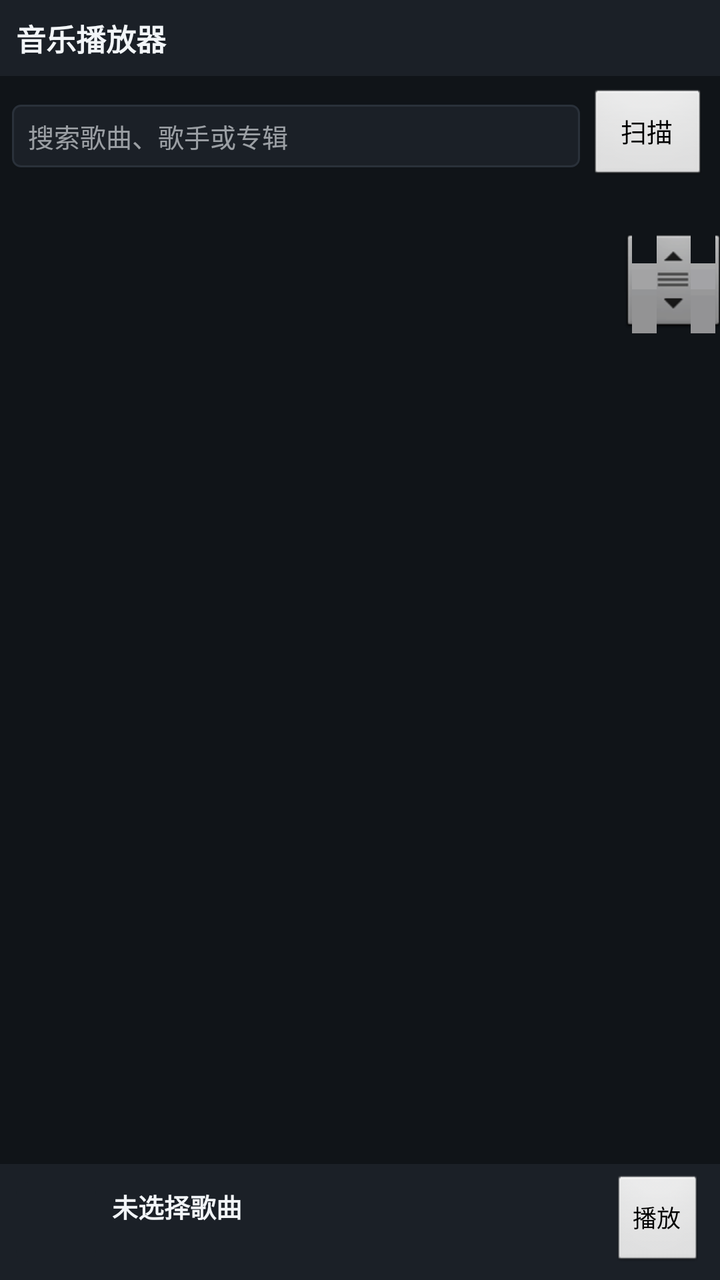
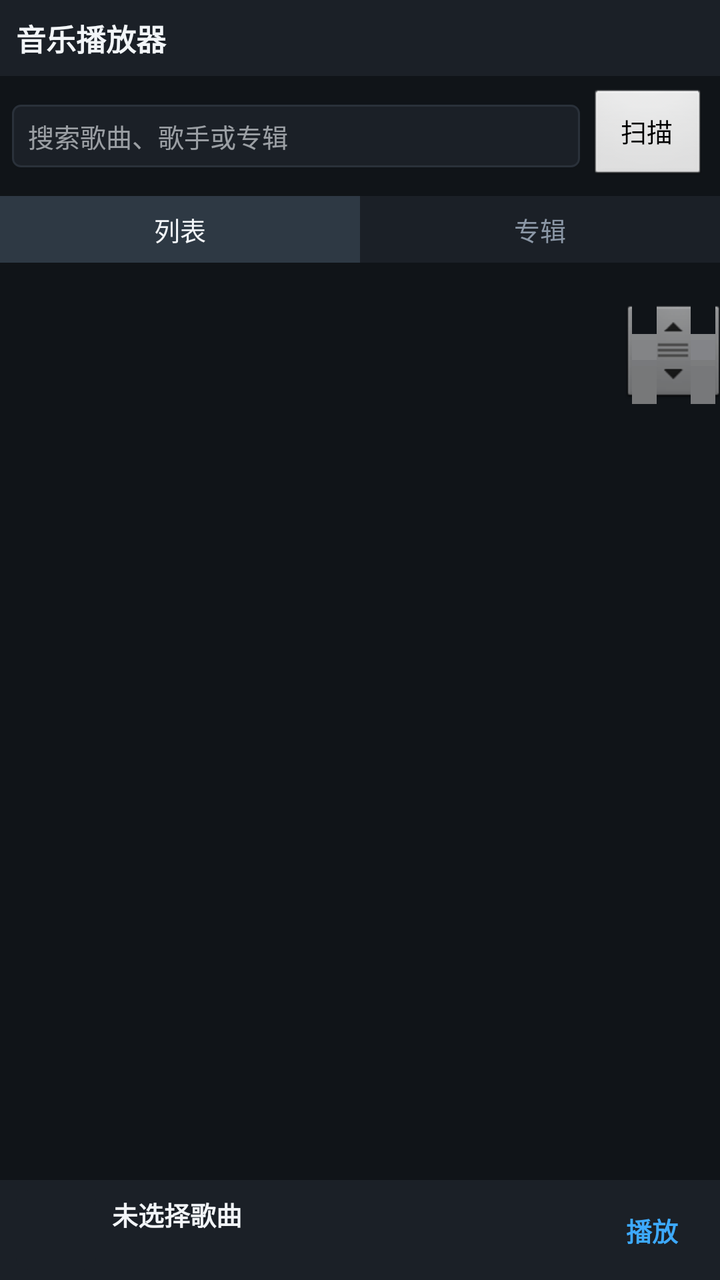

Compare the two renders of this Android layout. The source of the first and the diff that turns it into the second are given below.
<!-- AndroidManifest.xml: application theme android:Theme.NoTitleBar -->
<!-- res/layout/main.xml -->
<?xml version="1.0" encoding="utf-8"?>
<LinearLayout xmlns:android="http://schemas.android.com/apk/res/android"
    android:layout_width="fill_parent"
    android:layout_height="fill_parent"
    android:background="@color/bg"
    android:orientation="vertical">

    <TextView
        android:layout_width="fill_parent"
        android:layout_height="wrap_content"
        android:background="@color/panel"
        android:padding="8dp"
        android:text="@string/app_name"
        android:textColor="@color/text_primary"
        android:textSize="15sp"
        android:textStyle="bold" />

    <LinearLayout
        android:layout_width="fill_parent"
        android:layout_height="wrap_content"
        android:gravity="center_vertical"
        android:orientation="horizontal"
        android:padding="6dp">

        <EditText
            android:id="@+id/search"
            android:layout_width="0dp"
            android:layout_height="wrap_content"
            android:layout_weight="1"
            android:background="@drawable/search_box"
            android:hint="@string/search_hint"
            android:imeOptions="actionDone"
            android:singleLine="true"
            android:textColor="@color/text_primary"
            android:textColorHint="@color/text_hint"
            android:textSize="13sp" />

        <Button
            android:id="@+id/btn_clear"
            android:layout_width="wrap_content"
            android:layout_height="wrap_content"
            android:layout_marginLeft="4dp"
            android:minWidth="0dp"
            android:text="@string/clear"
            android:textSize="12sp"
            android:visibility="gone" />

        <Button
            android:id="@+id/btn_scan"
            android:layout_width="wrap_content"
            android:layout_height="wrap_content"
            android:layout_marginLeft="4dp"
            android:minWidth="60dp"
            android:text="@string/scan"
            android:textSize="13sp" />
    </LinearLayout>

    <TextView
        android:id="@+id/list_info"
        android:layout_width="fill_parent"
        android:layout_height="wrap_content"
        android:paddingBottom="2dp"
        android:paddingLeft="8dp"
        android:paddingRight="8dp"
        android:textColor="@color/text_secondary"
        android:textSize="11sp" />

    <TabHost
        android:id="@android:id/tabhost"
        android:layout_width="fill_parent"
        android:layout_height="0dp"
        android:layout_weight="1">

        <LinearLayout
            android:layout_width="fill_parent"
            android:layout_height="fill_parent"
            android:orientation="vertical">

            <TabWidget
                android:id="@android:id/tabs"
                android:layout_width="fill_parent"
                android:layout_height="wrap_content" />

            <FrameLayout
                android:id="@android:id/tabcontent"
                android:layout_width="fill_parent"
                android:layout_height="0dp"
                android:layout_weight="1">

                <ListView
                    android:id="@+id/list_songs"
                    android:layout_width="fill_parent"
                    android:layout_height="fill_parent"
                    android:cacheColorHint="#00000000"
                    android:divider="@color/divider"
                    android:dividerHeight="1px"
                    android:fastScrollEnabled="true" />

                <ListView
                    android:id="@+id/list_albums"
                    android:layout_width="fill_parent"
                    android:layout_height="fill_parent"
                    android:cacheColorHint="#00000000"
                    android:divider="@color/divider"
                    android:dividerHeight="1px"
                    android:fastScrollEnabled="true" />
            </FrameLayout>
        </LinearLayout>
    </TabHost>

    <TextView
        android:id="@+id/empty"
        android:layout_width="fill_parent"
        android:layout_height="wrap_content"
        android:padding="14dp"
        android:text="@string/empty"
        android:textColor="@color/text_secondary"
        android:textSize="13sp"
        android:visibility="gone" />

    
    <LinearLayout
        android:id="@+id/now_bar"
        android:layout_width="fill_parent"
        android:layout_height="wrap_content"
        android:background="@color/panel"
        android:gravity="center_vertical"
        android:orientation="horizontal"
        android:paddingBottom="5dp"
        android:paddingLeft="8dp"
        android:paddingRight="8dp"
        android:paddingTop="5dp">

        <ImageView
            android:id="@+id/art"
            android:layout_width="40dp"
            android:layout_height="40dp"
            android:background="@drawable/art_background"
            android:contentDescription="@string/cd_album_art"
            android:scaleType="centerCrop" />

        <LinearLayout
            android:layout_width="0dp"
            android:layout_height="wrap_content"
            android:layout_gravity="center_vertical"
            android:layout_weight="1"
            android:orientation="vertical"
            android:paddingLeft="8dp">

            <TextView
                android:id="@+id/now"
                android:layout_width="fill_parent"
                android:layout_height="wrap_content"
                android:ellipsize="end"
                android:singleLine="true"
                android:text="@string/no_song"
                android:textColor="@color/text_primary"
                android:textSize="13sp"
                android:textStyle="bold" />

            <TextView
                android:id="@+id/now_artist"
                android:layout_width="fill_parent"
                android:layout_height="wrap_content"
                android:ellipsize="end"
                android:singleLine="true"
                android:paddingTop="1dp"
                android:textColor="@color/text_secondary"
                android:textSize="11sp" />
        </LinearLayout>

        <Button
            android:id="@+id/btn_play"
            android:layout_width="wrap_content"
            android:layout_height="wrap_content"
            android:layout_marginLeft="6dp"
            android:minWidth="0dp"
            android:text="@string/btn_play_short"
            android:textSize="12sp" />
    </LinearLayout>
</LinearLayout>
<!-- resources referenced by this layout -->
<resources>
  <color name="bg">#FF101418</color>
  <color name="divider">#FF2A313A</color>
  <color name="panel">#FF1B2027</color>
  <color name="text_hint">#99F2F5F8</color>
  <color name="text_primary">#FFF2F5F8</color>
  <color name="text_secondary">#FF8B97A6</color>
  <!-- drawable art_background (drawable) -->
  <?xml version="1.0" encoding="utf-8"?>
  <shape xmlns:android="http://schemas.android.com/apk/res/android"
      android:shape="rectangle">
      <solid android:color="@color/panel" />
      <corners android:radius="6dp" />
  </shape>
  <!-- drawable search_box (drawable) -->
  <?xml version="1.0" encoding="utf-8"?>
  <shape xmlns:android="http://schemas.android.com/apk/res/android"
      android:shape="rectangle">
      <solid android:color="@color/panel" />
      <stroke
          android:width="1dp"
          android:color="@color/divider" />
      <corners android:radius="4dp" />
      <padding
          android:left="8dp"
          android:top="6dp"
          android:right="8dp"
          android:bottom="6dp" />
  </shape>
  <string name="app_name">音乐播放器</string>
  <string name="btn_play_short">播放</string>
  <string name="cd_album_art">专辑封面</string>
  <string name="clear">清空</string>
  <string name="empty">没有找到音频文件。请把 mp3 放到 SD 卡的 Music 文件夹后点击“扫描”。</string>
  <string name="no_song">未选择歌曲</string>
  <string name="scan">扫描</string>
  <string name="search_hint">搜索歌曲、歌手或专辑</string>
</resources>

<!-- the commit's change to res/layout/main.xml (unified diff, before → after) -->
@@ -55,6 +55,39 @@
             android:textSize="13sp" />
     </LinearLayout>
 
+    
+    <LinearLayout
+        android:layout_width="fill_parent"
+        android:layout_height="wrap_content"
+        android:background="@color/panel"
+        android:orientation="horizontal">
+
+        <TextView
+            android:id="@+id/tab_songs"
+            android:layout_width="0dp"
+            android:layout_height="wrap_content"
+            android:layout_weight="1"
+            android:background="@color/tab_active"
+            android:gravity="center"
+            android:paddingBottom="7dp"
+            android:paddingTop="7dp"
+            android:text="@string/tab_songs"
+            android:textColor="@color/text_primary"
+            android:textSize="13sp" />
+
+        <TextView
+            android:id="@+id/tab_albums"
+            android:layout_width="0dp"
+            android:layout_height="wrap_content"
+            android:layout_weight="1"
+            android:gravity="center"
+            android:paddingBottom="7dp"
+            android:paddingTop="7dp"
+            android:text="@string/tab_albums"
+            android:textColor="@color/text_secondary"
+            android:textSize="13sp" />
+    </LinearLayout>
+
     <TextView
         android:id="@+id/list_info"
         android:layout_width="fill_parent"
@@ -62,51 +95,35 @@
         android:paddingBottom="2dp"
         android:paddingLeft="8dp"
         android:paddingRight="8dp"
+        android:paddingTop="2dp"
         android:textColor="@color/text_secondary"
         android:textSize="11sp" />
 
-    <TabHost
-        android:id="@android:id/tabhost"
+    
+    <FrameLayout
+        android:id="@+id/content"
         android:layout_width="fill_parent"
         android:layout_height="0dp"
         android:layout_weight="1">
 
-        <LinearLayout
+        <ListView
+            android:id="@+id/list_songs"
             android:layout_width="fill_parent"
             android:layout_height="fill_parent"
-            android:orientation="vertical">
-
-            <TabWidget
-                android:id="@android:id/tabs"
-                android:layout_width="fill_parent"
-                android:layout_height="wrap_content" />
-
-            <FrameLayout
-                android:id="@android:id/tabcontent"
-                android:layout_width="fill_parent"
-                android:layout_height="0dp"
-                android:layout_weight="1">
-
-                <ListView
-                    android:id="@+id/list_songs"
-                    android:layout_width="fill_parent"
-                    android:layout_height="fill_parent"
-                    android:cacheColorHint="#00000000"
-                    android:divider="@color/divider"
-                    android:dividerHeight="1px"
-                    android:fastScrollEnabled="true" />
-
-                <ListView
-                    android:id="@+id/list_albums"
-                    android:layout_width="fill_parent"
-                    android:layout_height="fill_parent"
-                    android:cacheColorHint="#00000000"
-                    android:divider="@color/divider"
-                    android:dividerHeight="1px"
-                    android:fastScrollEnabled="true" />
-            </FrameLayout>
-        </LinearLayout>
-    </TabHost>
+            android:cacheColorHint="#00000000"
+            android:divider="@color/divider"
+            android:dividerHeight="1px"
+            android:fastScrollEnabled="true" />
+
+        <ListView
+            android:id="@+id/list_albums"
+            android:layout_width="fill_parent"
+            android:layout_height="fill_parent"
+            android:cacheColorHint="#00000000"
+            android:divider="@color/divider"
+            android:dividerHeight="1px"
+            android:visibility="gone" />
+    </FrameLayout>
 
     <TextView
         android:id="@+id/empty"
@@ -169,13 +186,18 @@
                 android:textSize="11sp" />
         </LinearLayout>
 
-        <Button
+        <TextView
             android:id="@+id/btn_play"
             android:layout_width="wrap_content"
             android:layout_height="wrap_content"
             android:layout_marginLeft="6dp"
-            android:minWidth="0dp"
+            android:minWidth="52dp"
+            android:gravity="center"
+            android:paddingBottom="8dp"
+            android:paddingTop="8dp"
             android:text="@string/btn_play_short"
-            android:textSize="12sp" />
+            android:textColor="@color/accent"
+            android:textSize="13sp"
+            android:textStyle="bold" />
     </LinearLayout>
 </LinearLayout>
<!-- resource entries referenced after the edit -->
@@ -1,8 +1,10 @@
 <!-- resources referenced by this layout -->
 <resources>
+  <color name="accent">#FF3DA9FC</color>
   <color name="bg">#FF101418</color>
   <color name="divider">#FF2A313A</color>
   <color name="panel">#FF1B2027</color>
+  <color name="tab_active">#FF2E3944</color>
   <color name="text_hint">#99F2F5F8</color>
   <color name="text_primary">#FFF2F5F8</color>
   <color name="text_secondary">#FF8B97A6</color>
@@ -36,5 +38,7 @@
   <string name="no_song">未选择歌曲</string>
   <string name="scan">扫描</string>
   <string name="search_hint">搜索歌曲、歌手或专辑</string>
+  <string name="tab_albums">专辑</string>
+  <string name="tab_songs">列表</string>
 </resources>
 
